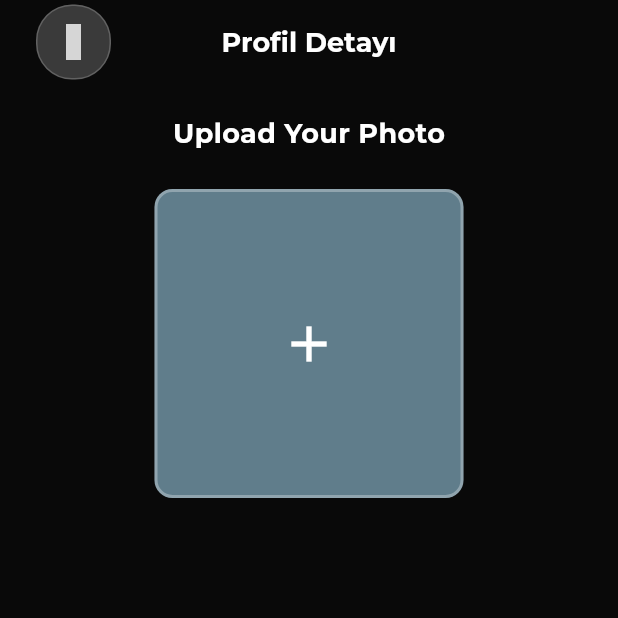
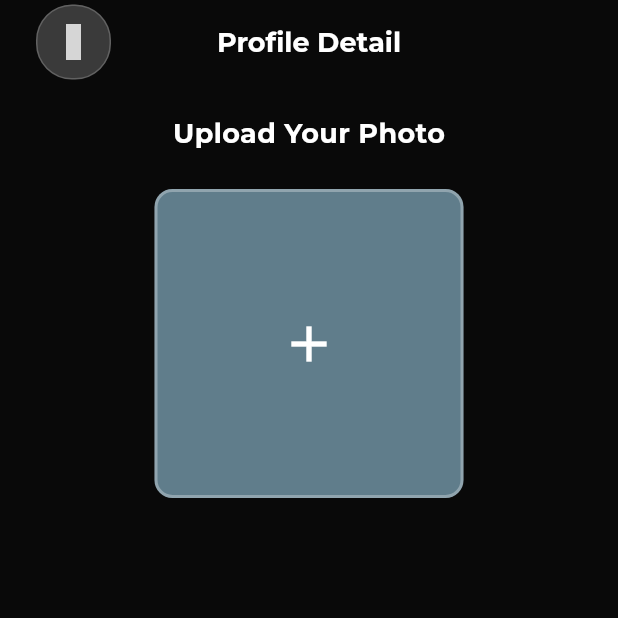
Before and after one commit to alimuratkalayci/cinematch, a Flutter app: the PhotoAddPage screen opened directly, on a phone screen of 412 x 824 dp, the top half of it. Run offline on Flutter 3.47's test engine with Material 3 defaults, Android fonts, the phone set to English and light mode, and no system bars; our stand-ins replace carousel_slider, flutter_secure_storage, flutter_svg, font_awesome_flutter, iconly, image_picker and 1 more; accounts and stored records are empty; network calls fail; grey boxes are pictures that could not be loaded.

Commit message:
const update.

```diff
--- a/lib/components/custom_app_bar.dart
+++ b/lib/components/custom_app_bar.dart
@@ -38,7 +38,7 @@ class CustomAppBar extends StatelessWidget implements PreferredSizeWidget {
             Positioned(
               right: 0,
               child: Container(
-                margin: EdgeInsets.symmetric(vertical: 6),
+                margin: const EdgeInsets.symmetric(vertical: 6),
                 decoration: BoxDecoration(
                   color: AppColors.buttonRed,
                   borderRadius: BorderRadius.circular(25),
@@ -63,7 +63,7 @@ class CustomAppBar extends StatelessWidget implements PreferredSizeWidget {
                               fit: BoxFit.cover,
                             ),
                           ),
-                          SizedBox(
+                          const SizedBox(
                             width: 8,
                           ),
                           Text(
@@ -92,7 +92,7 @@ class CustomAppBar extends StatelessWidget implements PreferredSizeWidget {
                   borderRadius: BorderRadius.circular(24),
                 ),
                 child: IconButton(
-                  icon: Icon(IconlyLight.arrow_left, color: Colors.white),
+                  icon: const Icon(IconlyLight.arrow_left, color: Colors.white),
                   onPressed: () {
                     Navigator.pop(context);
                   },
@@ -106,5 +106,5 @@ class CustomAppBar extends StatelessWidget implements PreferredSizeWidget {
   }
 
   @override
-  Size get preferredSize => Size.fromHeight(kToolbarHeight + 20);
+  Size get preferredSize => const Size.fromHeight(kToolbarHeight + 20);
 }
--- a/lib/components/custom_bottom_nav_bar.dart
+++ b/lib/components/custom_bottom_nav_bar.dart
@@ -40,7 +40,7 @@ class CustomNavBar extends StatelessWidget {
                     child: Row(
                       mainAxisAlignment: MainAxisAlignment.center,
                       children: [
-                        Icon(IconlyLight.home, color: Colors.white, size: 32),
+                        const Icon(IconlyLight.home, color: Colors.white, size: 32),
                         Padding(
                           padding: const EdgeInsets.only(left: 8.0),
                           child: Text(
@@ -53,7 +53,7 @@ class CustomNavBar extends StatelessWidget {
                   ),
                 ),
               ),
-              SizedBox(
+              const SizedBox(
                 width: 16,
               ),
               GestureDetector(
--- a/lib/components/custom_modal_bottom_sheet.dart
+++ b/lib/components/custom_modal_bottom_sheet.dart
@@ -10,7 +10,7 @@ Future<void> showCustomModal({
     context: context,
     isScrollControlled: true,
     backgroundColor: AppColors.backgroundColor,
-    shape: RoundedRectangleBorder(
+    shape: const RoundedRectangleBorder(
       borderRadius: BorderRadius.vertical(
         top: Radius.circular(32),
       ),
@@ -23,7 +23,7 @@ Future<void> showCustomModal({
       final notchHeight = screenHeight * 0.005;
 
       return Padding(
-        padding: EdgeInsets.all(16.0),
+        padding: const EdgeInsets.all(16.0),
         child: Column(
           mainAxisSize: MainAxisSize.min,
           crossAxisAlignment: CrossAxisAlignment.start,
@@ -38,7 +38,7 @@ Future<void> showCustomModal({
                 ),
               ),
             ),
-            SizedBox(height: 16),
+            const SizedBox(height: 16),
             Padding(
               padding:
                   const EdgeInsets.only(top: 0, bottom: 16, left: 8, right: 8),
--- a/lib/components/language_switcher_button.dart
+++ b/lib/components/language_switcher_button.dart
@@ -1,7 +1,6 @@
 import 'package:cinematch/constants/ui_theme.dart';
 import 'package:flutter/material.dart';
 import 'package:provider/provider.dart';
-
 import '../providers/language_provider.dart';
 
 class LanguageSwitcher extends StatelessWidget {
--- a/lib/core/localization/app_localizations.dart
+++ b/lib/core/localization/app_localizations.dart
@@ -44,6 +44,7 @@ class AppLocalizations {
       'weekly': 'Weekly',
       'see_all_tokens': 'See all tokens',
       'token': 'Token',
+      'profile_detail': 'Profile Detail',
     },
     'tr': {
       'liked_movies': 'Beğendiğim Filmler',
@@ -79,6 +80,7 @@ class AppLocalizations {
       'weekly': 'Haftalık',
       'see_all_tokens': 'Tüm jetonları gör',
       'token': 'Jeton',
+      'profile_detail': 'Profil Detayı',
     },
   };
 
--- a/lib/features/home_screen/home_screen.dart
+++ b/lib/features/home_screen/home_screen.dart
@@ -46,7 +46,7 @@ class _HomeScreenState extends State<HomeScreen> {
 
     return Scaffold(
       backgroundColor: AppColors.backgroundColor,
-      appBar: CustomAppBar(title: 'explore'),
+      appBar: const CustomAppBar(title: 'explore'),
       body: SafeArea(
         child: Column(
           crossAxisAlignment: CrossAxisAlignment.start,
--- a/lib/features/profile_screen/components/profile_id_card.dart
+++ b/lib/features/profile_screen/components/profile_id_card.dart
@@ -27,7 +27,7 @@ class ProfileIdCard extends StatelessWidget {
                 photoUrl.isNotEmpty ? NetworkImage(photoUrl) : null,
             backgroundColor: Colors.grey[800],
             child: photoUrl.isEmpty
-                ? Icon(Icons.person, color: Colors.white, size: 32)
+                ? const Icon(Icons.person, color: Colors.white, size: 32)
                 : null,
           ),
           Padding(
@@ -46,14 +46,14 @@ class ProfileIdCard extends StatelessWidget {
               ],
             ),
           ),
-          Spacer(),
+          const Spacer(),
           ElevatedButton(
             onPressed: () {
               Navigator.push(
                 context,
                 PageRouteBuilder(
                   pageBuilder: (context, animation, secondaryAnimation) =>
-                      PhotoAddPage(),
+                      const PhotoAddPage(),
                   transitionsBuilder:
                       (context, animation, secondaryAnimation, child) {
                     return child;
--- a/lib/features/profile_screen/details_page/photo_add_page/photo_add_page.dart
+++ b/lib/features/profile_screen/details_page/photo_add_page/photo_add_page.dart
@@ -23,8 +23,8 @@ class _PhotoAddPageState extends State<PhotoAddPage> {
       child: Consumer<PhotoAddPageProvider>(
         builder: (context, photoProvider, child) {
           return Scaffold(
-            appBar: CustomAppBar(
-              title: 'Profil Detayı',
+            appBar: const CustomAppBar(
+              title: 'profile_detail',
               showLeading: true,
             ),
             backgroundColor: AppColors.backgroundColor,
@@ -41,7 +41,7 @@ class _PhotoAddPageState extends State<PhotoAddPage> {
                               .translate('upload_your_photo'),
                           style: CustomTextStyle.circular18px600wWhite,
                         ),
-                        SizedBox(
+                        const SizedBox(
                           height: 24,
                         ),
                         GestureDetector(
@@ -66,7 +66,7 @@ class _PhotoAddPageState extends State<PhotoAddPage> {
                                 ),
                                 child: Center(
                                   child: photoProvider.image == null
-                                      ? Icon(Icons.add,
+                                      ? const Icon(Icons.add,
                                           color: Colors.white, size: 40)
                                       : ClipRRect(
                                           borderRadius:
@@ -102,7 +102,7 @@ class _PhotoAddPageState extends State<PhotoAddPage> {
                           },
                           style: ElevatedButton.styleFrom(
                             backgroundColor: AppColors.buttonRed,
-                            padding: EdgeInsets.symmetric(vertical: 16),
+                            padding: const EdgeInsets.symmetric(vertical: 16),
                             shape: RoundedRectangleBorder(
                               borderRadius: BorderRadius.circular(12),
                             ),
--- a/lib/features/profile_screen/details_page/photo_add_page/provider/photo_add_page_provider.dart
+++ b/lib/features/profile_screen/details_page/photo_add_page/provider/photo_add_page_provider.dart
@@ -49,7 +49,7 @@ class PhotoAddPageProvider with ChangeNotifier {
       }
     } else {
       ScaffoldMessenger.of(context).showSnackBar(
-        SnackBar(content: Text('Lütfen önce bir fotoğraf seçin')),
+        const SnackBar(content: Text('Lütfen önce bir fotoğraf seçin')),
       );
     }
   }
--- a/lib/features/profile_screen/profile_screen.dart
+++ b/lib/features/profile_screen/profile_screen.dart
@@ -59,8 +59,8 @@ class _ProfileScreenState extends State<ProfileScreen> {
                               .translate('liked_movies'),
                           style: CustomTextStyle.circular13px700wWhite,
                         ),
-                        Spacer(),
-                        LanguageSwitcher(),
+                        const Spacer(),
+                        const LanguageSwitcher(),
                       ],
                     ),
                     const SizedBox(height: 10),
--- a/lib/main.dart
+++ b/lib/main.dart
@@ -6,9 +6,7 @@ import 'package:cinematch/providers/root_screen_provider.dart';
 import 'package:flutter/material.dart';
 import 'package:provider/provider.dart';
 import 'core/localization/app_localizations.dart';
-import 'features/auth/screens/login_screen/login_screen.dart';
 import 'package:flutter_localizations/flutter_localizations.dart';
-
 import 'features/splash_screen/splash_screen.dart';
 
 void main() {
@@ -44,13 +42,13 @@ class MyApp extends StatelessWidget {
             colorScheme: ColorScheme.fromSeed(seedColor: Colors.deepPurple),
             useMaterial3: true,
           ),
-          localizationsDelegates: [
+          localizationsDelegates: const [
             AppLocalizationsDelegate(),
             GlobalMaterialLocalizations.delegate,
             GlobalWidgetsLocalizations.delegate,
             GlobalCupertinoLocalizations.delegate,
           ],
-          supportedLocales: [
+          supportedLocales: const [
             Locale('en', ''),
             Locale('tr', ''),
           ],
--- a/lib/root_screen.dart
+++ b/lib/root_screen.dart
@@ -13,8 +13,8 @@ class RootScreen extends StatefulWidget {
 
 class _RootScreenState extends State<RootScreen> {
   final List<Widget> _pages = [
-    HomeScreen(),
-    ProfileScreen(),
+    const HomeScreen(),
+    const ProfileScreen(),
   ];
 
   @override
```
Also changed, not shown: lib/features/auth/screens/login_screen/login_screen.dart (+9 -4 lines), lib/features/auth/screens/register_screen/register_screen.dart (+10 -5 lines), lib/features/splash_screen/splash_screen.dart (+6 -6 lines), 4 other files.
